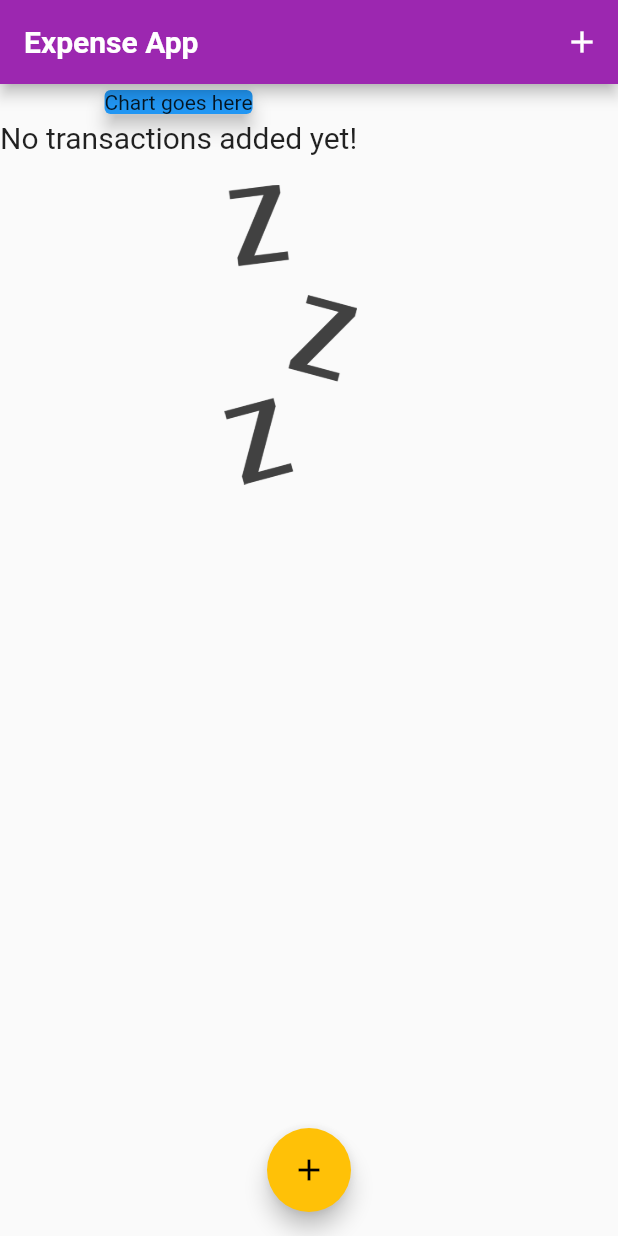
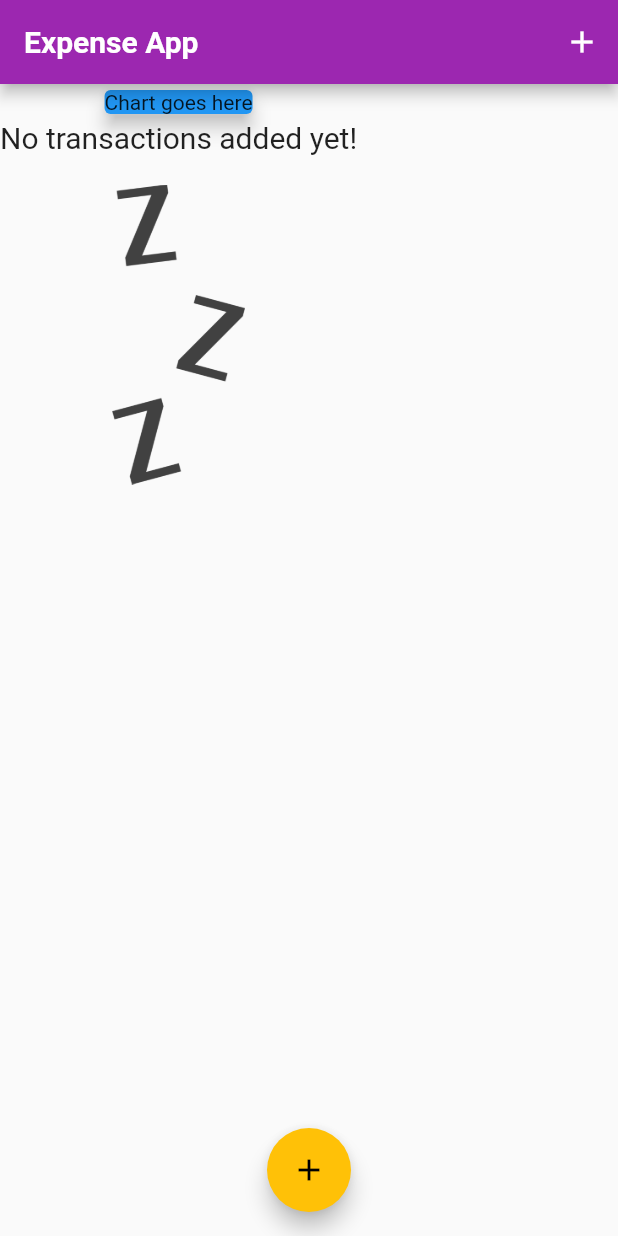
Before and after one commit to alexmisnovs/expense_tracker, a Flutter app: the screen it shows after launch, on a phone screen of 412 x 824 dp. Run offline on Flutter 3.47's test engine with Material 2 defaults, Android fonts, the phone set to English and light mode, and no system bars.

Commit message:
Bug fixes

```diff
--- a/lib/main.dart
+++ b/lib/main.dart
@@ -101,7 +101,7 @@ class _MyHomePageState extends State<MyHomePage> {
       ),
       body: SingleChildScrollView(
         child: Column(
-          // mainAxisAlignment: MainAxisAlignment.start,
+          crossAxisAlignment: CrossAxisAlignment.center,
           children: [
             Container(
               child: Card(
--- a/lib/widgets/transaction_list.dart
+++ b/lib/widgets/transaction_list.dart
@@ -13,7 +13,6 @@ class TransactionList extends StatelessWidget {
         height: 300,
         child: transactions.isEmpty
             ? Column(
-                crossAxisAlignment: CrossAxisAlignment.end,
                 children: <Widget>[
                   Text('No transactions added yet!',
                       style: Theme.of(context).textTheme.headline6),
```
